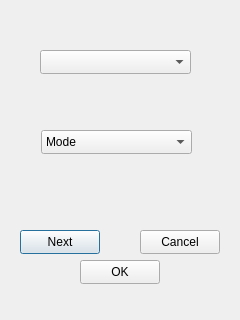
The window that discret_menu.ui (super-cinnamon/Projet_DM) describes before a commit, drawn with Qt 5.
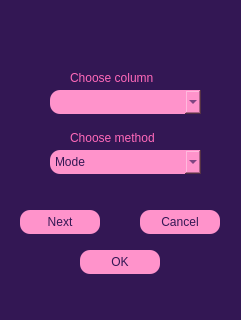
The same window after the commit. Icons and pictures are not drawn.

```diff
--- a/discret_menu.ui
+++ b/discret_menu.ui
@@ -6,32 +6,47 @@
    <rect>
     <x>0</x>
     <y>0</y>
-    <width>240</width>
+    <width>241</width>
     <height>320</height>
    </rect>
   </property>
   <property name="windowTitle">
    <string>Dialog</string>
   </property>
+  <property name="styleSheet">
+   <string notr="true">background-color: rgb(51, 23, 84);</string>
+  </property>
   <widget class="QComboBox" name="discret_combo">
    <property name="geometry">
     <rect>
-     <x>40</x>
-     <y>50</y>
+     <x>50</x>
+     <y>90</y>
      <width>151</width>
      <height>24</height>
     </rect>
    </property>
+   <property name="styleSheet">
+    <string notr="true">background-color:rgb(255, 147, 203);
+	border-radius:10px;
+	border-style:outset;
+color: rgb(51, 23, 84);</string>
+   </property>
   </widget>
   <widget class="QComboBox" name="discret_method">
    <property name="geometry">
     <rect>
-     <x>41</x>
-     <y>130</y>
+     <x>50</x>
+     <y>150</y>
      <width>151</width>
      <height>24</height>
     </rect>
    </property>
+   <property name="styleSheet">
+    <string notr="true">background-color:rgb(255, 147, 203);
+	border-radius:10px;
+	border-style:outset;
+color: rgb(51, 23, 84);</string>
+   </property>
    <item>
     <property name="text">
      <string>Mode</string>
@@ -52,11 +67,26 @@
    <property name="geometry">
     <rect>
      <x>20</x>
-     <y>230</y>
+     <y>210</y>
      <width>80</width>
      <height>24</height>
     </rect>
    </property>
+   <property name="styleSheet">
+    <string notr="true">QPushButton{
+	background-color:rgb(255, 147, 203);
+	border-radius:10px;
+	border-style:outset;
+	color: rgb(51, 23, 84);
+}
+QPushButton:hover {
+            background-color: rgb(246, 252, 126);
+        }
+QPushButton:focus {
+            background-color: rgb(90, 71, 173);
+        }
+</string>
+   </property>
    <property name="text">
     <string>Next</string>
    </property>
@@ -65,11 +95,26 @@
    <property name="geometry">
     <rect>
      <x>140</x>
-     <y>230</y>
+     <y>210</y>
      <width>80</width>
      <height>24</height>
     </rect>
    </property>
+   <property name="styleSheet">
+    <string notr="true">QPushButton{
+	background-color:rgb(255, 147, 203);
+	border-radius:10px;
+	border-style:outset;
+	color: rgb(51, 23, 84);
+}
+QPushButton:hover {
+            background-color: rgb(246, 252, 126);
+        }
+QPushButton:focus {
+            background-color: rgb(90, 71, 173);
+        }
+</string>
+   </property>
    <property name="text">
     <string>Cancel</string>
    </property>
@@ -78,15 +123,83 @@
    <property name="geometry">
     <rect>
      <x>80</x>
-     <y>260</y>
+     <y>250</y>
      <width>80</width>
      <height>24</height>
     </rect>
    </property>
+   <property name="styleSheet">
+    <string notr="true">QPushButton{
+	background-color:rgb(255, 147, 203);
+	border-radius:10px;
+	border-style:outset;
+	color: rgb(51, 23, 84);
+}
+QPushButton:hover {
+            background-color: rgb(246, 252, 126);
+        }
+QPushButton:focus {
+            background-color: rgb(90, 71, 173);
+        }
+</string>
+   </property>
    <property name="text">
     <string>OK</string>
    </property>
   </widget>
+  <widget class="QLabel" name="label">
+   <property name="geometry">
+    <rect>
+     <x>90</x>
+     <y>10</y>
+     <width>61</width>
+     <height>51</height>
+    </rect>
+   </property>
+   <property name="text">
+    <string/>
+   </property>
+   <property name="pixmap">
+    <pixmap>mine_data_logo.png</pixmap>
+   </property>
+   <property name="scaledContents">
+    <bool>true</bool>
+   </property>
+  </widget>
+  <widget class="QLabel" name="label_2">
+   <property name="geometry">
+    <rect>
+     <x>70</x>
+     <y>70</y>
+     <width>101</width>
+     <height>16</height>
+    </rect>
+   </property>
+   <property name="styleSheet">
+    <string notr="true">font: 600 11pt &quot;Bahnschrift SemiBold&quot;;
+color: rgb(255, 105, 185);</string>
+   </property>
+   <property name="text">
+    <string>Choose column</string>
+   </property>
+  </widget>
+  <widget class="QLabel" name="label_3">
+   <property name="geometry">
+    <rect>
+     <x>70</x>
+     <y>130</y>
+     <width>111</width>
+     <height>16</height>
+    </rect>
+   </property>
+   <property name="styleSheet">
+    <string notr="true">font: 600 11pt &quot;Bahnschrift SemiBold&quot;;
+color: rgb(255, 105, 185);</string>
+   </property>
+   <property name="text">
+    <string>Choose method</string>
+   </property>
+  </widget>
  </widget>
  <resources/>
  <connections/>
```
